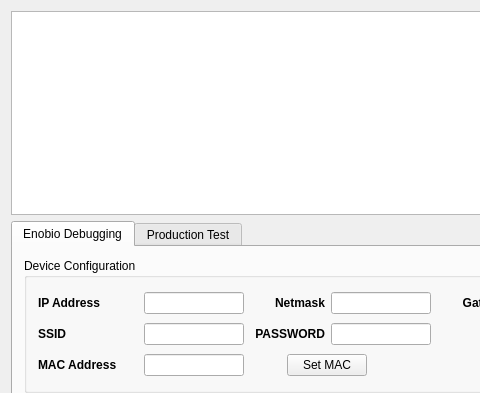
Above: src/mainwindow.ui from storrellas/glucometerextraction before the change; both pictures show x 0 to 480 and y 0 to 393 of the 1010 by 608 pixel window. Below: the same form after it.
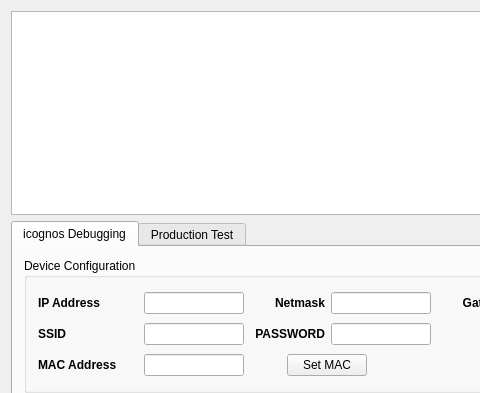
That is the form after the change.

Patch:
```diff
--- a/src/mainwindow.ui
+++ b/src/mainwindow.ui
@@ -31,7 +31,7 @@
       </property>
       <widget class="QWidget" name="tab">
        <attribute name="title">
-        <string>Enobio Debugging</string>
+        <string>icognos Debugging</string>
        </attribute>
        <layout class="QVBoxLayout" name="verticalLayout_2" stretch="10,10">
         <item>
```
